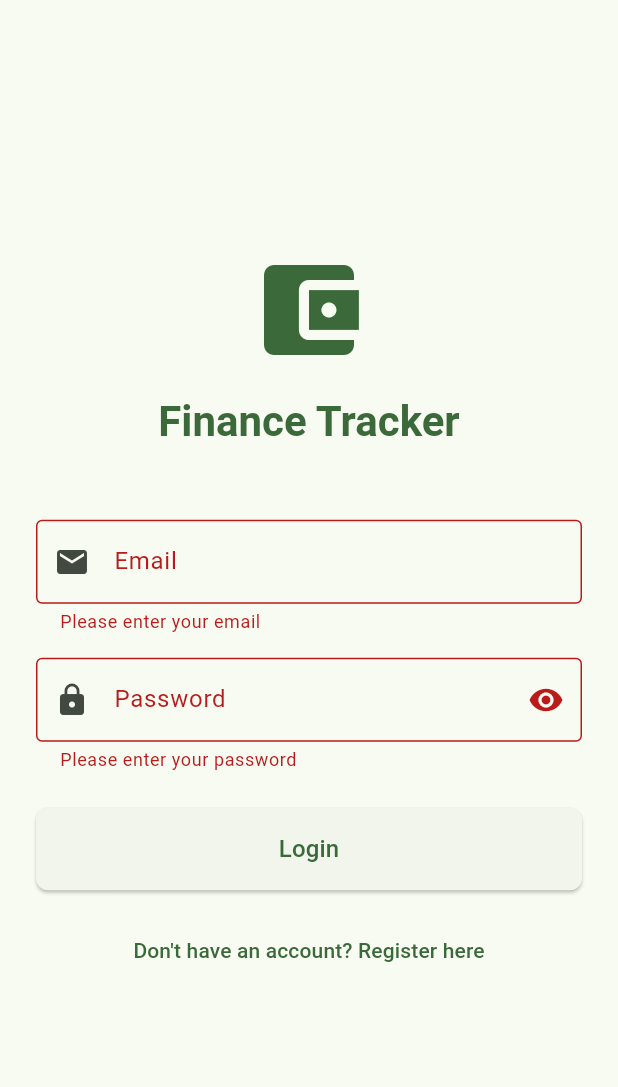
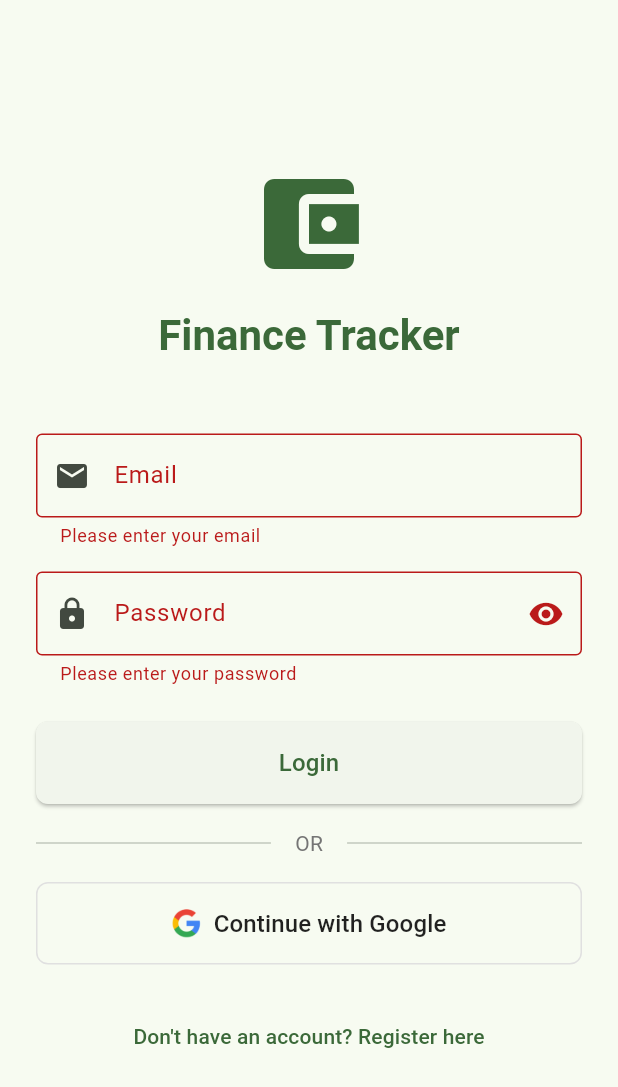
Before and after one commit to isharadh2002/Finance-Tracker-App, a Flutter app: the screen it shows after launch, after a tap on "Login", on a phone screen of 412 x 824 dp. Shown: the top 1087 px of the screen. Run offline on Flutter 3.47's test engine with Material 3 defaults, Android fonts, the phone set to English and light mode, and no system bars; our stand-ins replace email_validator, firebase_auth, firebase_core, google_sign_in; accounts and stored records are empty.

Commit message:
Implementing Google OAuth through firebase

```diff
--- a/lib/providers/auth_provider.dart
+++ b/lib/providers/auth_provider.dart
@@ -1,8 +1,12 @@
 import 'package:flutter/material.dart';
 import 'package:firebase_auth/firebase_auth.dart';
+import 'package:google_sign_in/google_sign_in.dart';
 
 class AuthProvider with ChangeNotifier {
   final FirebaseAuth _auth = FirebaseAuth.instance;
+  final GoogleSignIn _googleSignIn = GoogleSignIn(
+    scopes: ['email', 'profile'],
+  );
   User? _user;
   bool _isLoading = false;
   String _errorMessage = '';
@@ -18,6 +22,18 @@ class AuthProvider with ChangeNotifier {
       _user = user;
       notifyListeners();
     });
+
+    // Debug: Print Google Sign-In availability
+    _checkGoogleSignInAvailability();
+  }
+
+  Future<void> _checkGoogleSignInAvailability() async {
+    try {
+      await _googleSignIn.isSignedIn();
+      print('DEBUG: Google Sign-In is available');
+    } catch (e) {
+      print('DEBUG: Google Sign-In availability error: $e');
+    }
   }
 
   void _setLoading(bool value) {
@@ -46,7 +62,6 @@ class AuthProvider with ChangeNotifier {
         password: password,
       );
 
-      // Update user profile with name
       await result.user?.updateDisplayName(name);
       _user = result.user;
 
@@ -80,18 +95,81 @@ class AuthProvider with ChangeNotifier {
     }
   }
 
+  // Sign in with Google - with detailed debugging
+  Future<bool> signInWithGoogle() async {
+    try {
+      print('DEBUG: Starting Google Sign-In process...');
+      _setLoading(true);
+      _setError('');
+
+      // Check if Google Play Services are available
+      print('DEBUG: Checking Google Sign-In availability...');
+      final bool isAvailable = await _googleSignIn.isSignedIn();
+      print('DEBUG: Currently signed in: $isAvailable');
+
+      // Start the sign-in process
+      print('DEBUG: Initiating sign-in...');
+      final GoogleSignInAccount? googleUser = await _googleSignIn.signIn();
+
+      if (googleUser == null) {
+        print('DEBUG: User canceled sign-in');
+        _setLoading(false);
+        return false;
+      }
+
+      print('DEBUG: Google user obtained: ${googleUser.email}');
+
+      // Get authentication tokens
+      print('DEBUG: Getting authentication tokens...');
+      final GoogleSignInAuthentication googleAuth = await googleUser.authentication;
+
+      print('DEBUG: Access token: ${googleAuth.accessToken != null ? "✓" : "✗"}');
+      print('DEBUG: ID token: ${googleAuth.idToken != null ? "✓" : "✗"}');
+
+      // Create Firebase credential
+      print('DEBUG: Creating Firebase credential...');
+      final credential = GoogleAuthProvider.credential(
+        accessToken: googleAuth.accessToken,
+        idToken: googleAuth.idToken,
+      );
+
+      // Sign in to Firebase
+      print('DEBUG: Signing in to Firebase...');
+      UserCredential result = await _auth.signInWithCredential(credential);
+      _user = result.user;
+
+      print('DEBUG: Firebase sign-in successful: ${_user?.email}');
+      _setLoading(false);
+      return true;
+
+    } catch (e, stackTrace) {
+      print('DEBUG: Google Sign-In error: $e');
+      print('DEBUG: Stack trace: $stackTrace');
+      _setLoading(false);
+      _setError(_getErrorMessage(e.toString()));
+      return false;
+    }
+  }
+
   // Sign out
   Future<void> signOut() async {
     try {
-      await _auth.signOut();
+      print('DEBUG: Signing out...');
+      await Future.wait([
+        _auth.signOut(),
+        _googleSignIn.signOut(),
+      ]);
       _user = null;
+      print('DEBUG: Sign out successful');
     } catch (e) {
+      print('DEBUG: Sign out error: $e');
       _setError(_getErrorMessage(e.toString()));
     }
   }
 
-  // Convert Firebase error codes to user-friendly messages
   String _getErrorMessage(String error) {
+    print('DEBUG: Processing error: $error');
+
     if (error.contains('weak-password')) {
       return 'The password is too weak.';
     } else if (error.contains('email-already-in-use')) {
@@ -104,8 +182,18 @@ class AuthProvider with ChangeNotifier {
       return 'Wrong password provided.';
     } else if (error.contains('invalid-credential')) {
       return 'Invalid email or password.';
+    } else if (error.contains('account-exists-with-different-credential')) {
+      return 'An account already exists with the same email but different sign-in credentials.';
+    } else if (error.contains('sign_in_canceled')) {
+      return 'Sign in was canceled.';
+    } else if (error.contains('sign_in_failed')) {
+      return 'Google sign in failed. Please try again.';
+    } else if (error.contains('network_error')) {
+      return 'Network error. Please check your internet connection.';
+    } else if (error.contains('GoogleService')) {
+      return 'Google Services configuration error. Please contact support.';
     } else {
-      return 'An error occurred. Please try again.';
+      return 'An error occurred: $error';
     }
   }
 }
--- a/lib/screens/auth/login_screen.dart
+++ b/lib/screens/auth/login_screen.dart
@@ -142,6 +142,63 @@ class _LoginScreenState extends State<LoginScreen> {
                     ),
                     const SizedBox(height: 16),
 
+                    // Divider
+                    Row(
+                      children: [
+                        const Expanded(child: Divider()),
+                        Padding(
+                          padding: const EdgeInsets.symmetric(horizontal: 16),
+                          child: Text(
+                            'OR',
+                            style: Theme.of(context).textTheme.bodyMedium?.copyWith(
+                              color: Colors.grey[600],
+                            ),
+                          ),
+                        ),
+                        const Expanded(child: Divider()),
+                      ],
+                    ),
+                    const SizedBox(height: 16),
+
+                    // Google Sign-In Button
+                    OutlinedButton.icon(
+                      onPressed: authProvider.isLoading ? null : _handleGoogleSignIn,
+                      style: OutlinedButton.styleFrom(
+                        padding: const EdgeInsets.all(16),
+                        shape: RoundedRectangleBorder(
+                          borderRadius: BorderRadius.circular(8),
+                        ),
+                        side: BorderSide(color: Colors.grey.shade300),
+                      ),
+                      icon: Image.asset(
+                        'assets/icons/google_logo.webp',
+                        height: 20,
+                        width: 20,
+                        errorBuilder: (context, error, stackTrace) {
+                          // Fallback to a simple icon if the image is not found
+                          return const Icon(
+                            Icons.account_circle,
+                            size: 20,
+                            color: Colors.red,
+                          );
+                        },
+                      ),
+                      label: authProvider.isLoading
+                          ? const SizedBox(
+                        width: 20,
+                        height: 20,
+                        child: CircularProgressIndicator(strokeWidth: 2),
+                      )
+                          : const Text(
+                        'Continue with Google',
+                        style: TextStyle(
+                          fontSize: 16,
+                          color: Colors.black87,
+                        ),
+                      ),
+                    ),
+                    const SizedBox(height: 24),
+
                     // Register Link
                     TextButton(
                       onPressed: () {
@@ -174,4 +231,19 @@ class _LoginScreenState extends State<LoginScreen> {
       );
     }
   }
+
+  void _handleGoogleSignIn() async {
+    final authProvider = Provider.of<AuthProvider>(context, listen: false);
+    bool success = await authProvider.signInWithGoogle();
+
+    if (success && context.mounted) {
+      // Google Sign-In successful - AuthWrapper will handle navigation
+      ScaffoldMessenger.of(context).showSnackBar(
+        const SnackBar(
+          content: Text('Successfully signed in with Google!'),
+          backgroundColor: Colors.green,
+        ),
+      );
+    }
+  }
 }
--- a/pubspec.yaml
+++ b/pubspec.yaml
@@ -41,7 +41,7 @@ dependencies:
   cloud_firestore: ^6.0.1
 
   # Google Sign-In
-  google_sign_in: ^7.1.1
+  google_sign_in: ^6.2.1
 
   # State Management
   provider: ^6.1.5+1
```
Also changed, not shown: assets/icons/google_logo.webp (added), pubspec.lock.
